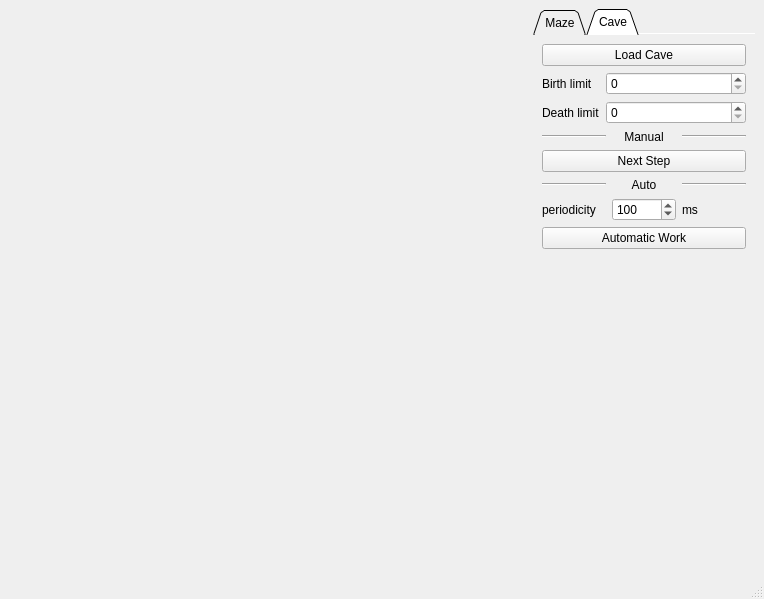
This is src/view/mainwindow/mainwindow.ui in SergSinitsyn/Maze-and-Cave as Qt 5 draws it before an edit. The edited form follows.
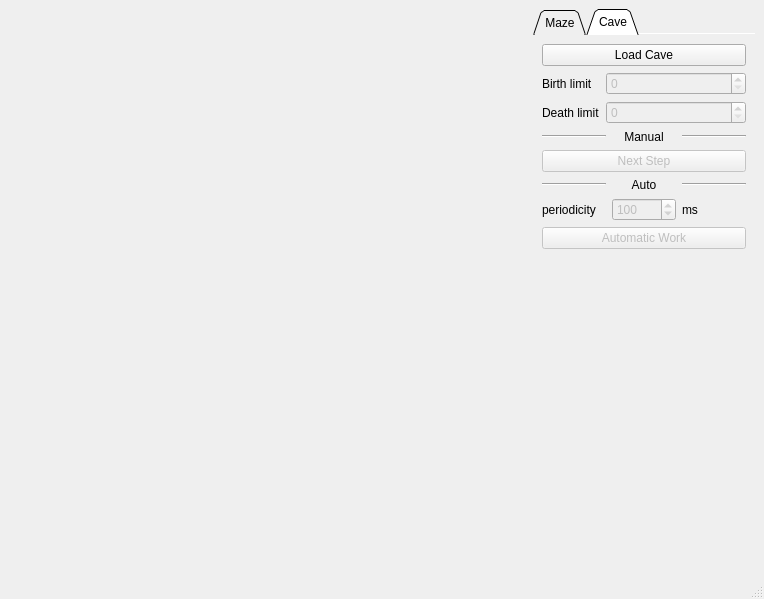
This is the edited form. The open tabs and pages were chosen to show the change. Custom widgets are drawn as their Qt base class.

What changed in the file:
```diff
--- a/src/view/mainwindow/mainwindow.ui
+++ b/src/view/mainwindow/mainwindow.ui
@@ -309,6 +309,9 @@
             </item>
             <item row="0" column="1">
              <widget class="QSpinBox" name="spinBox_birth_limit">
+              <property name="enabled">
+               <bool>false</bool>
+              </property>
               <property name="sizePolicy">
                <sizepolicy hsizetype="Preferred" vsizetype="Fixed">
                 <horstretch>0</horstretch>
@@ -335,6 +338,9 @@
             </item>
             <item row="1" column="1">
              <widget class="QSpinBox" name="spinBox_death_limit">
+              <property name="enabled">
+               <bool>false</bool>
+              </property>
               <property name="sizePolicy">
                <sizepolicy hsizetype="Preferred" vsizetype="Fixed">
                 <horstretch>0</horstretch>
@@ -384,6 +390,9 @@
           </item>
           <item>
            <widget class="QPushButton" name="pushButton_next_step">
+            <property name="enabled">
+             <bool>false</bool>
+            </property>
             <property name="text">
              <string>Next Step</string>
             </property>
@@ -443,6 +452,9 @@
             </item>
             <item>
              <widget class="QSpinBox" name="spinBox_periodicity">
+              <property name="enabled">
+               <bool>false</bool>
+              </property>
               <property name="accelerated">
                <bool>true</bool>
               </property>
@@ -468,6 +480,9 @@
           </item>
           <item>
            <widget class="QPushButton" name="pushButton_automatic_work">
+            <property name="enabled">
+             <bool>false</bool>
+            </property>
             <property name="text">
              <string>Automatic Work</string>
             </property>
```
Left out of the diff: 2 changed lines with no effect on the pictures.
